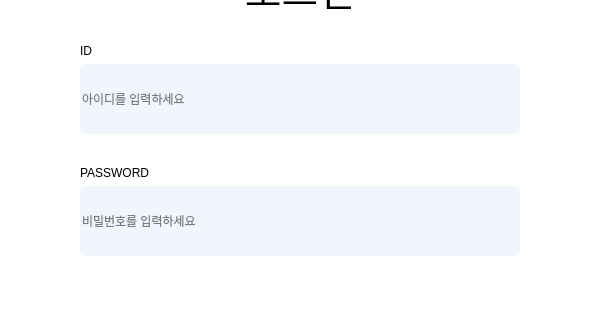
Above: code/front/ui/notice_board.ui from guaba98/TeamCollaborationTool before the change; both pictures show x 260 to 860 and y 135 to 455 of the 1120 by 630 pixel window. Below: the same form after it.
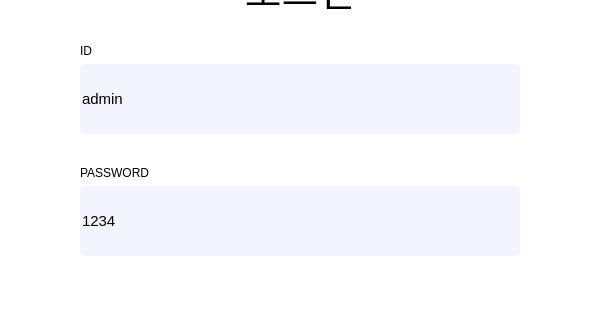
That is the form after the change. The open tabs and pages were chosen to show the change.

Patch:
```diff
--- a/code/front/ui/notice_board.ui
+++ b/code/front/ui/notice_board.ui
@@ -152,9 +152,17 @@
               <height>70</height>
              </size>
             </property>
+            <property name="font">
+             <font>
+              <pointsize>11</pointsize>
+             </font>
+            </property>
             <property name="styleSheet">
              <string notr="true"/>
             </property>
+            <property name="text">
+             <string>admin</string>
+            </property>
             <property name="placeholderText">
              <string>아이디를 입력하세요</string>
             </property>
@@ -190,9 +198,17 @@
               <height>70</height>
              </size>
             </property>
+            <property name="font">
+             <font>
+              <pointsize>11</pointsize>
+             </font>
+            </property>
             <property name="styleSheet">
              <string notr="true"/>
             </property>
+            <property name="text">
+             <string>1234</string>
+            </property>
             <property name="placeholderText">
              <string>비밀번호를 입력하세요</string>
             </property>
```
Left out of the diff: 12 changed lines with no effect on the pictures.
